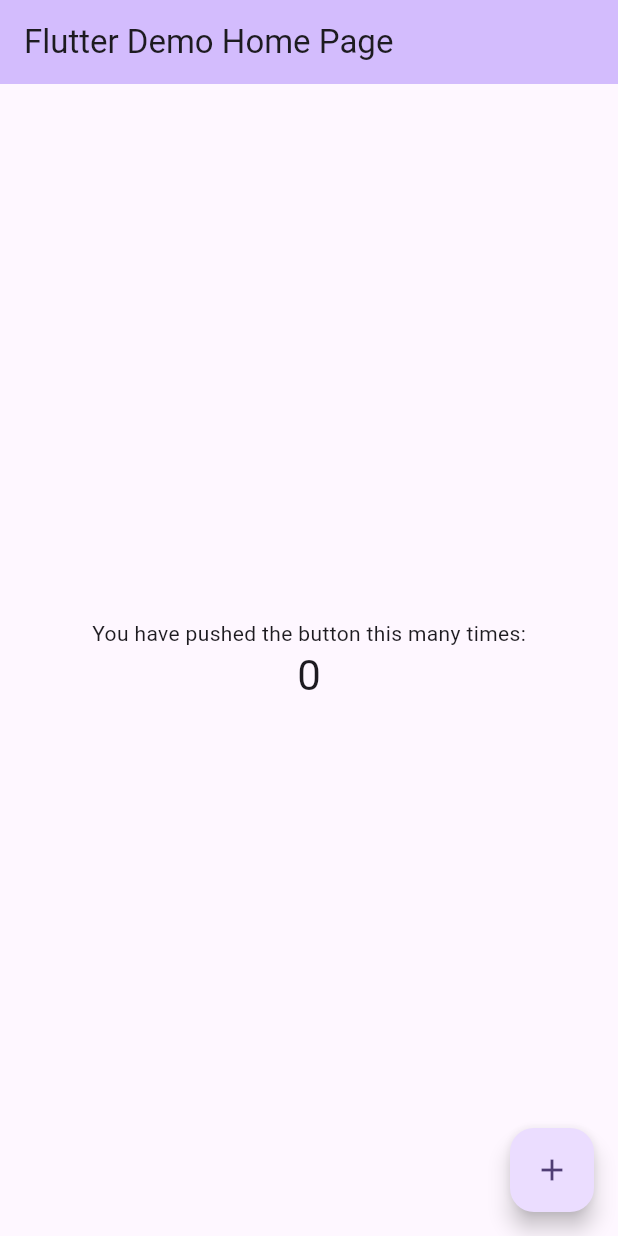
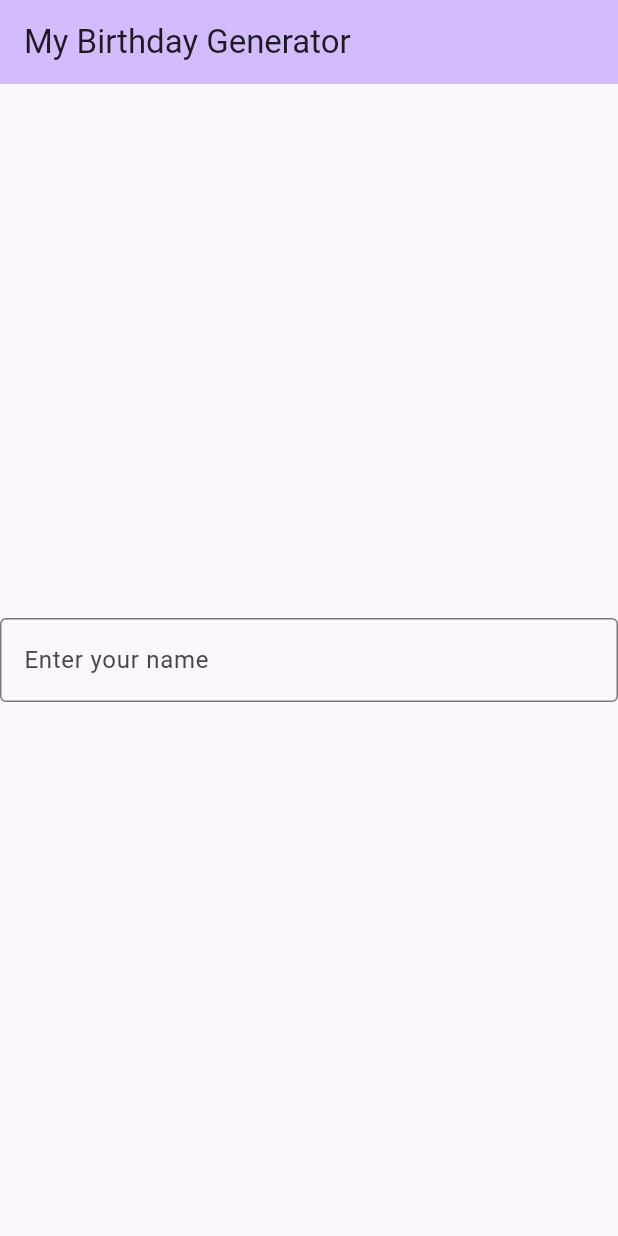
Before and after one commit to PjrCodes/wkshp_app, a Flutter app: the screen it shows after launch, on a phone screen of 412 x 824 dp. Run offline on Flutter 3.47's test engine with Material 3 defaults, Android fonts, the light colour scheme and no system bars.

Commit message:
initial steps

```diff
--- a/lib/main.dart
+++ b/lib/main.dart
@@ -11,42 +11,18 @@
   @override
   Widget build(BuildContext context) {
     return MaterialApp(
-      title: 'Flutter Demo',
+      title: 'Birthday Card Generator',
       theme: ThemeData(
-        // This is the theme of your application.
-        //
-        // TRY THIS: Try running your application with "flutter run". You'll see
-        // the application has a purple toolbar. Then, without quitting the app,
-        // try changing the seedColor in the colorScheme below to Colors.green
-        // and then invoke "hot reload" (save your changes or press the "hot
-        // reload" button in a Flutter-supported IDE, or press "r" if you used
-        // the command line to start the app).
-        //
-        // Notice that the counter didn't reset back to zero; the application
-        // state is not lost during the reload. To reset the state, use hot
-        // restart instead.
-        //
-        // This works for code too, not just values: Most code changes can be
-        // tested with just a hot reload.
         colorScheme: ColorScheme.fromSeed(seedColor: Colors.deepPurple),
         useMaterial3: true,
       ),
-      home: const MyHomePage(title: 'Flutter Demo Home Page'),
+      home: const MyHomePage(title: 'My Birthday Generator'),
     );
   }
 }
 
 class MyHomePage extends StatefulWidget {
   const MyHomePage({super.key, required this.title});
-
-  // This widget is the home page of your application. It is stateful, meaning
-  // that it has a State object (defined below) that contains fields that affect
-  // how it looks.
-
-  // This class is the configuration for the state. It holds the values (in this
-  // case the title) provided by the parent (in this case the App widget) and
-  // used by the build method of the State. Fields in a Widget subclass are
-  // always marked "final".
 
   final String title;
 
@@ -55,70 +31,29 @@
 }
 
 class _MyHomePageState extends State<MyHomePage> {
-  int _counter = 0;
 
-  void _incrementCounter() {
-    setState(() {
-      // This call to setState tells the Flutter framework that something has
-      // changed in this State, which causes it to rerun the build method below
-      // so that the display can reflect the updated values. If we changed
-      // _counter without calling setState(), then the build method would not be
-      // called again, and so nothing would appear to happen.
-      _counter++;
-    });
-  }
+  // a controller to get the text from the text field
+  TextEditingController nameController = TextEditingController();
 
   @override
   Widget build(BuildContext context) {
-    // This method is rerun every time setState is called, for instance as done
-    // by the _incrementCounter method above.
-    //
-    // The Flutter framework has been optimized to make rerunning build methods
-    // fast, so that you can just rebuild anything that needs updating rather
-    // than having to individually change instances of widgets.
     return Scaffold(
       appBar: AppBar(
-        // TRY THIS: Try changing the color here to a specific color (to
-        // Colors.amber, perhaps?) and trigger a hot reload to see the AppBar
-        // change color while the other colors stay the same.
         backgroundColor: Theme.of(context).colorScheme.inversePrimary,
-        // Here we take the value from the MyHomePage object that was created by
-        // the App.build method, and use it to set our appbar title.
         title: Text(widget.title),
       ),
-      body: Center(
-        // Center is a layout widget. It takes a single child and positions it
-        // in the middle of the parent.
+      body: const Center(
         child: Column(
-          // Column is also a layout widget. It takes a list of children and
-          // arranges them vertically. By default, it sizes itself to fit its
-          // children horizontally, and tries to be as tall as its parent.
-          //
-          // Column has various properties to control how it sizes itself and
-          // how it positions its children. Here we use mainAxisAlignment to
-          // center the children vertically; the main axis here is the vertical
-          // axis because Columns are vertical (the cross axis would be
-          // horizontal).
-          //
-          // TRY THIS: Invoke "debug painting" (choose the "Toggle Debug Paint"
-          // action in the IDE, or press "p" in the console), to see the
-          // wireframe for each widget.
-          mainAxisAlignment: MainAxisAlignment.center,
+          mainAxisAlignment: MainAxisAlignment.center, // vertically center
           children: <Widget>[
-            const Text(
-              'You have pushed the button this many times:',
-            ),
-            Text(
-              '$_counter',
-              style: Theme.of(context).textTheme.headlineMedium,
+            TextField(
+              decoration: InputDecoration(
+                border: OutlineInputBorder(),
+                labelText: 'Enter your name',
+              ),
             ),
           ],
         ),
-      ),
-      floatingActionButton: FloatingActionButton(
-        onPressed: _incrementCounter,
-        tooltip: 'Increment',
-        child: const Icon(Icons.add),
       ), // This trailing comma makes auto-formatting nicer for build methods.
     );
   }
```
